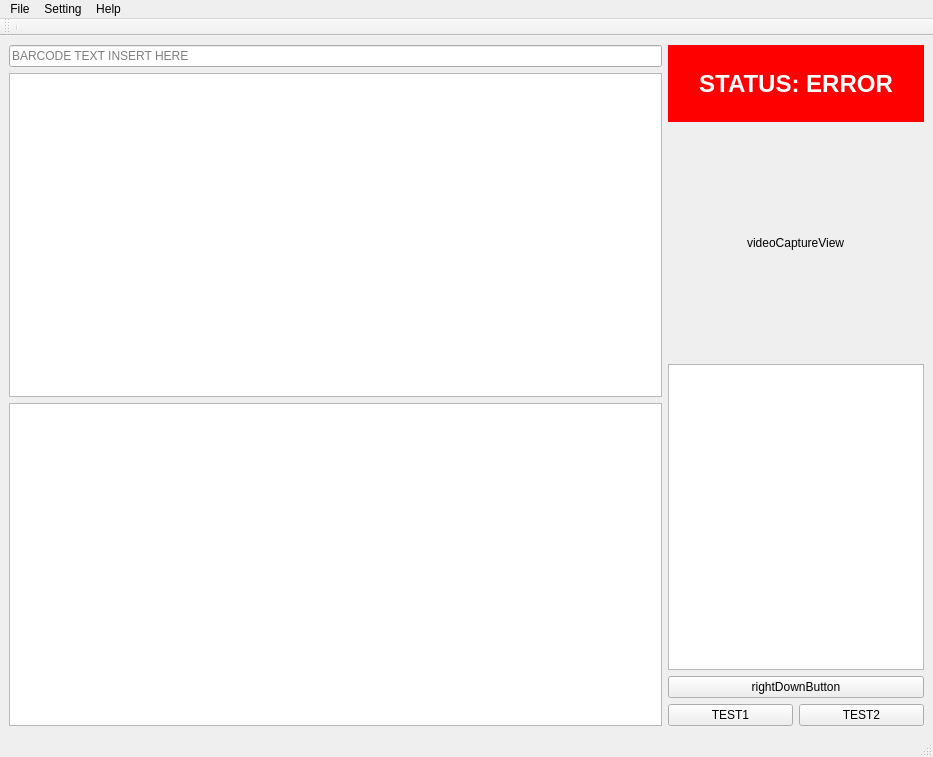
Qt form src/views/ui/main.ui (beam7894123/gateway-packing-station) before a commit.
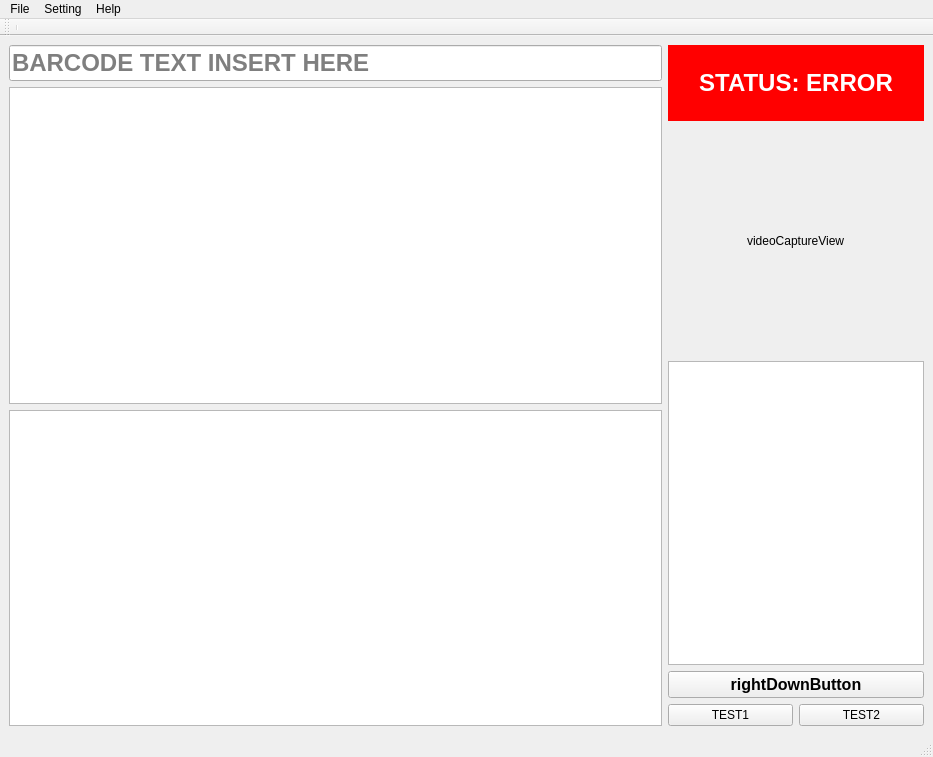
The same form after that commit.

Patch:
```diff
--- a/src/views/ui/main.ui
+++ b/src/views/ui/main.ui
@@ -22,6 +22,9 @@
         <property name="focusPolicy">
          <enum>Qt::StrongFocus</enum>
         </property>
+        <property name="styleSheet">
+         <string notr="true">font-size: 24px; font-weight: bold;</string>
+        </property>
         <property name="placeholderText">
          <string>BARCODE TEXT INSERT HERE</string>
         </property>
@@ -51,7 +54,7 @@
            </sizepolicy>
           </property>
           <property name="autoFillBackground">
-           <bool>true</bool>
+           <bool>false</bool>
           </property>
           <property name="styleSheet">
            <string notr="true">font-size: 24px; font-weight: bold; color: white;background-color: rgb(255, 0, 0);</string>
@@ -78,6 +81,9 @@
       </item>
       <item>
        <widget class="QPushButton" name="rightDownButton">
+        <property name="styleSheet">
+         <string notr="true">font-size: 16px; font-weight: bold;</string>
+        </property>
         <property name="text">
          <string>rightDownButton</string>
         </property>
```
